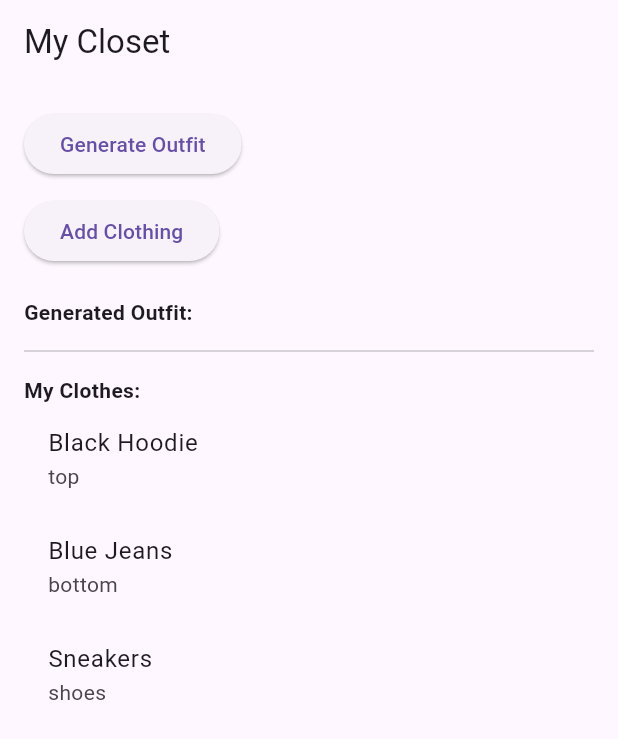
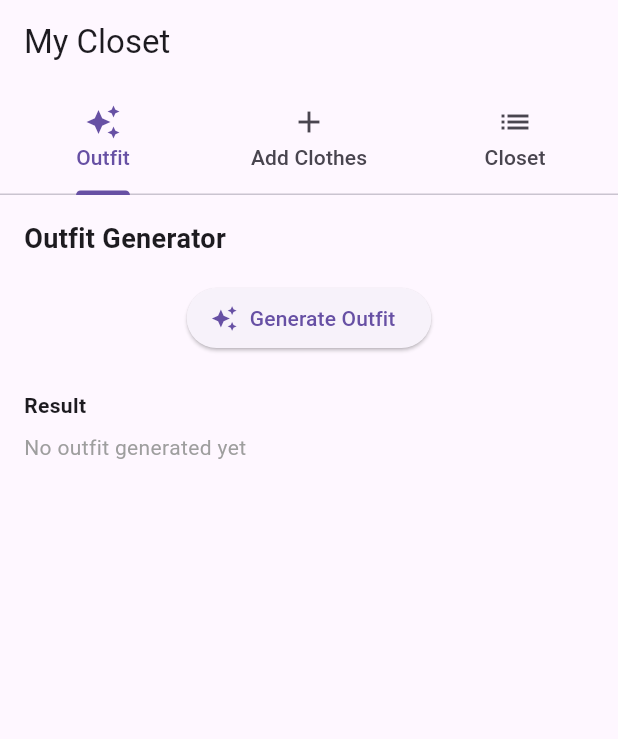
Before and after one commit to Kennykiller36/clothes_organizer, a Flutter app: the screen it shows after launch, on a phone screen of 412 x 824 dp. Shown: the top 739 px of the screen. Run offline on Flutter 3.47's test engine with Material 3 defaults, Android fonts, the light colour scheme and no system bars; our stand-ins replace image_picker.

Commit message:
Add tabs e add forms para essas tabs

```diff
--- a/lib/screens/closet_screen.dart
+++ b/lib/screens/closet_screen.dart
@@ -1,7 +1,10 @@
 import 'package:flutter/material.dart';
 import '../models/clothing_item.dart';
 import '../services/outfit_generator.dart';
-import 'add_clothing_dialog.dart';
+
+import 'generate_outfit_form.dart';
+import 'add_clothing_form.dart';
+import 'closet_list_form.dart';
 
 class ClosetScreen extends StatefulWidget {
   @override
@@ -26,14 +29,6 @@ class _ClosetScreenState extends State<ClosetScreen> {
       styles: ['casual'],
       imageBytes: null,
     ),
-    ClothingItem(
-      id: '3',
-      name: 'Sneakers',
-      type: ClothingType.shoes,
-      colors: ['white'],
-      styles: ['casual', 'street'],
-      imageBytes: null,
-    ),
   ];
 
   Map<ClothingType, ClothingItem?> outfit = {};
@@ -44,71 +39,39 @@ class _ClosetScreenState extends State<ClosetScreen> {
     });
   }
 
-  void openAddClothingDialog() async {
-    final ClothingItem? newItem = await showDialog<ClothingItem>(
-      context: context,
-      builder: (_) => AddClothingDialog(),
-    );
-
-    if (newItem != null) {
-      setState(() {
-        closet.add(newItem);
-      });
-    }
+  void addClothing(ClothingItem item) {
+    setState(() {
+      closet.add(item);
+    });
   }
 
   @override
   Widget build(BuildContext context) {
-    return Scaffold(
-      appBar: AppBar(title: const Text('My Closet')),
-
-      body: Padding(
-        padding: const EdgeInsets.all(16),
-        child: Column(
-          crossAxisAlignment: CrossAxisAlignment.start,
+    return DefaultTabController(
+      length: 3,
+      child: Scaffold(
+        appBar: AppBar(
+          title: const Text('My Closet'),
+          bottom: const TabBar(
+            tabs: [
+              Tab(icon: Icon(Icons.auto_awesome), text: 'Outfit'),
+              Tab(icon: Icon(Icons.add), text: 'Add Clothes'),
+              Tab(icon: Icon(Icons.list), text: 'Closet'),
+            ],
+          ),
+        ),
+        body: TabBarView(
           children: [
-            ElevatedButton(
-              onPressed: generateOutfit,
-              child: const Text('Generate Outfit'),
+            GenerateOutfitForm(
+              closet: closet,
+              outfit: outfit,
+              onGenerate: generateOutfit,
             ),
-
-            const SizedBox(height: 10),
-
-            ElevatedButton(
-              onPressed: openAddClothingDialog,
-              child: const Text('Add Clothing'),
+            AddClothingForm(
+              onAdd: addClothing,
             ),
-
-            const SizedBox(height: 20),
-
-            const Text(
-              'Generated Outfit:',
-              style: TextStyle(fontWeight: FontWeight.bold),
-            ),
-
-            ...outfit.entries.map((e) {
-              if (e.value == null) return const SizedBox();
-              return Text('${e.key.name}: ${e.value!.name}');
-            }),
-
-            const Divider(height: 32),
-
-            const Text(
-              'My Clothes:',
-              style: TextStyle(fontWeight: FontWeight.bold),
-            ),
-
-            Expanded(
-              child: ListView.builder(
-                itemCount: closet.length,
-                itemBuilder: (context, index) {
-                  final item = closet[index];
-                  return ListTile(
-                    title: Text(item.name),
-                    subtitle: Text(item.type.name),
-                  );
-                },
-              ),
+            ClosetListForm(
+              closet: closet,
             ),
           ],
         ),
--- /dev/null
+++ b/lib/screens/generate_outfit_form.dart
@@ -0,0 +1,67 @@
+import 'package:flutter/material.dart';
+import '../models/clothing_item.dart';
+
+class GenerateOutfitForm extends StatelessWidget {
+  final List<ClothingItem> closet;
+  final Map<ClothingType, ClothingItem?> outfit;
+  final VoidCallback onGenerate;
+
+  const GenerateOutfitForm({
+    super.key,
+    required this.closet,
+    required this.outfit,
+    required this.onGenerate,
+  });
+
+  @override
+  Widget build(BuildContext context) {
+    return SingleChildScrollView(
+      padding: const EdgeInsets.all(16),
+      child: Column(
+        crossAxisAlignment: CrossAxisAlignment.start,
+        children: [
+          const Text(
+            'Outfit Generator',
+            style: TextStyle(fontSize: 18, fontWeight: FontWeight.bold),
+          ),
+
+          const SizedBox(height: 16),
+
+          Center(
+            child: ElevatedButton.icon(
+              onPressed: onGenerate,
+              icon: const Icon(Icons.auto_awesome),
+              label: const Text('Generate Outfit'),
+            ),
+          ),
+
+          const SizedBox(height: 24),
+
+          const Text(
+            'Result',
+            style: TextStyle(fontWeight: FontWeight.bold),
+          ),
+
+          const SizedBox(height: 8),
+
+          if (outfit.isEmpty)
+            const Text(
+              'No outfit generated yet',
+              style: TextStyle(color: Colors.grey),
+            )
+          else
+            ...outfit.entries.map((e) {
+              if (e.value == null) return const SizedBox();
+              return Card(
+                child: ListTile(
+                  leading: const Icon(Icons.checkroom),
+                  title: Text(e.key.name),
+                  subtitle: Text(e.value!.name),
+                ),
+              );
+            }),
+        ],
+      ),
+    );
+  }
+}
```
Also changed, not shown: lib/screens/add_clothing_dialog.dart (deleted, +0 -130 lines), lib/screens/add_clothing_form.dart (added, +169 -0 lines), lib/screens/closet_list_form.dart (added, +63 -0 lines).
